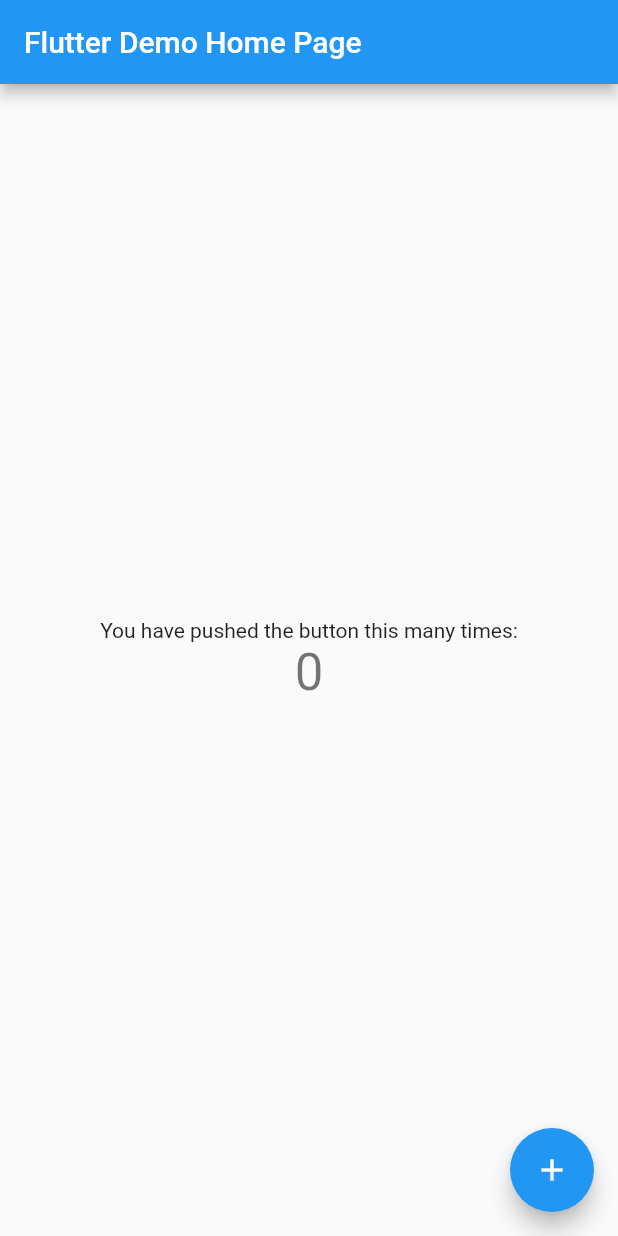
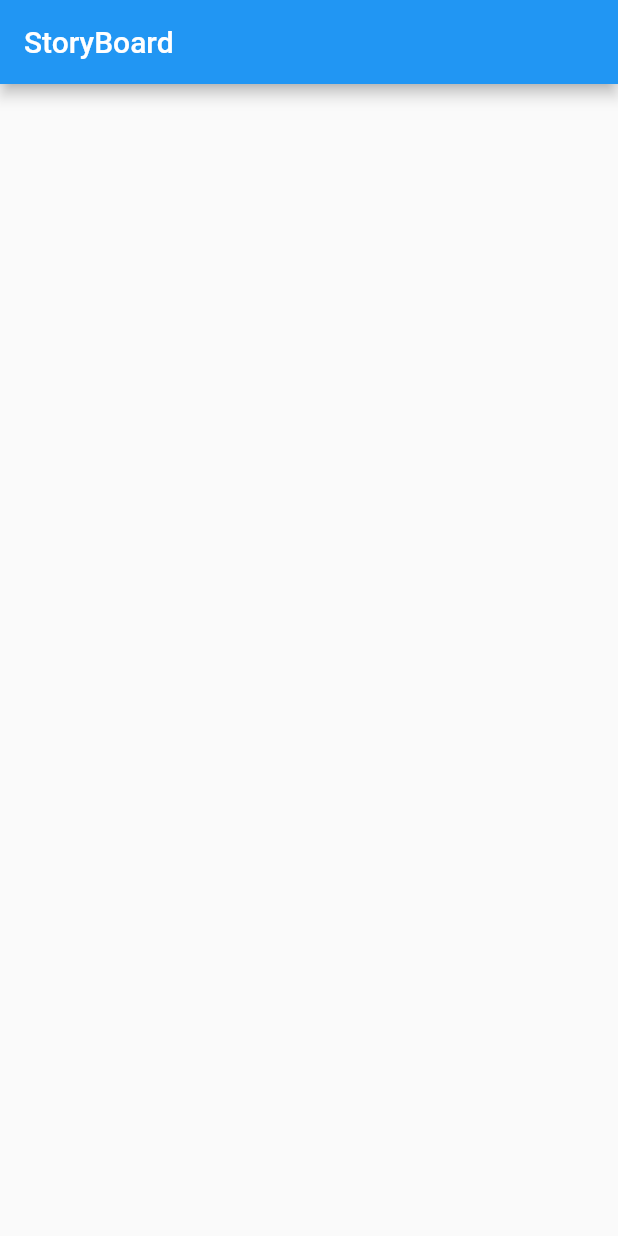
Before and after one commit to xiaohuihuiold/flutter_storyboard_player, a Flutter app: the screen it shows after launch, on a phone screen of 412 x 824 dp. Run offline on Flutter 3.47's test engine with Material 2 defaults, Android fonts, the phone set to English and light mode, and no system bars.

Commit message:
修改结构

```diff
--- a/lib/main.dart
+++ b/lib/main.dart
@@ -3,109 +3,30 @@ import 'package:flutter/material.dart';
 void main() => runApp(MyApp());
 
 class MyApp extends StatelessWidget {
-  // This widget is the root of your application.
   @override
   Widget build(BuildContext context) {
     return MaterialApp(
-      title: 'Flutter Demo',
+      title: 'StoryBoardPlayer',
       theme: ThemeData(
-        // This is the theme of your application.
-        //
-        // Try running your application with "flutter run". You'll see the
-        // application has a blue toolbar. Then, without quitting the app, try
-        // changing the primarySwatch below to Colors.green and then invoke
-        // "hot reload" (press "r" in the console where you ran "flutter run",
-        // or simply save your changes to "hot reload" in a Flutter IDE).
-        // Notice that the counter didn't reset back to zero; the application
-        // is not restarted.
         primarySwatch: Colors.blue,
       ),
-      home: MyHomePage(title: 'Flutter Demo Home Page'),
+      home: HomePage(),
     );
   }
 }
 
-class MyHomePage extends StatefulWidget {
-  MyHomePage({Key key, this.title}) : super(key: key);
-
-  // This widget is the home page of your application. It is stateful, meaning
-  // that it has a State object (defined below) that contains fields that affect
-  // how it looks.
-
-  // This class is the configuration for the state. It holds the values (in this
-  // case the title) provided by the parent (in this case the App widget) and
-  // used by the build method of the State. Fields in a Widget subclass are
-  // always marked "final".
-
-  final String title;
-
+class HomePage extends StatefulWidget {
   @override
-  _MyHomePageState createState() => _MyHomePageState();
+  _HomePageState createState() => _HomePageState();
 }
 
-class _MyHomePageState extends State<MyHomePage> {
-  int _counter = 0;
-
-  void _incrementCounter() {
-    setState(() {
-      // This call to setState tells the Flutter framework that something has
-      // changed in this State, which causes it to rerun the build method below
-      // so that the display can reflect the updated values. If we changed
-      // _counter without calling setState(), then the build method would not be
-      // called again, and so nothing would appear to happen.
-      _counter++;
-    });
-  }
-
+class _HomePageState extends State<HomePage> {
   @override
   Widget build(BuildContext context) {
-    // This method is rerun every time setState is called, for instance as done
-    // by the _incrementCounter method above.
-    //
-    // The Flutter framework has been optimized to make rerunning build methods
-    // fast, so that you can just rebuild anything that needs updating rather
-    // than having to individually change instances of widgets.
     return Scaffold(
       appBar: AppBar(
-        // Here we take the value from the MyHomePage object that was created by
-        // the App.build method, and use it to set our appbar title.
-        title: Text(widget.title),
+        title: Text('StoryBoard'),
       ),
-      body: Center(
-        // Center is a layout widget. It takes a single child and positions it
-        // in the middle of the parent.
-        child: Column(
-          // Column is also a layout widget. It takes a list of children and
-          // arranges them vertically. By default, it sizes itself to fit its
-          // children horizontally, and tries to be as tall as its parent.
-          //
-          // Invoke "debug painting" (press "p" in the console, choose the
-          // "Toggle Debug Paint" action from the Flutter Inspector in Android
-          // Studio, or the "Toggle Debug Paint" command in Visual Studio Code)
-          // to see the wireframe for each widget.
-          //
-          // Column has various properties to control how it sizes itself and
-          // how it positions its children. Here we use mainAxisAlignment to
-          // center the children vertically; the main axis here is the vertical
-          // axis because Columns are vertical (the cross axis would be
-          // horizontal).
-          mainAxisAlignment: MainAxisAlignment.center,
-          children: <Widget>[
-            Text(
-              'You have pushed the button this many times:',
-            ),
-            Text(
-              '$_counter',
-              style: Theme.of(context).textTheme.display1,
-            ),
-          ],
-        ),
-      ),
-      floatingActionButton: FloatingActionButton(
-        onPressed: _incrementCounter,
-        tooltip: 'Increment',
-        child: Icon(Icons.add),
-      ), // This trailing comma makes auto-formatting nicer for build methods.
     );
   }
 }
```
Also changed, not shown: pubspec.yaml (+0 -35 lines), 6 other files.
